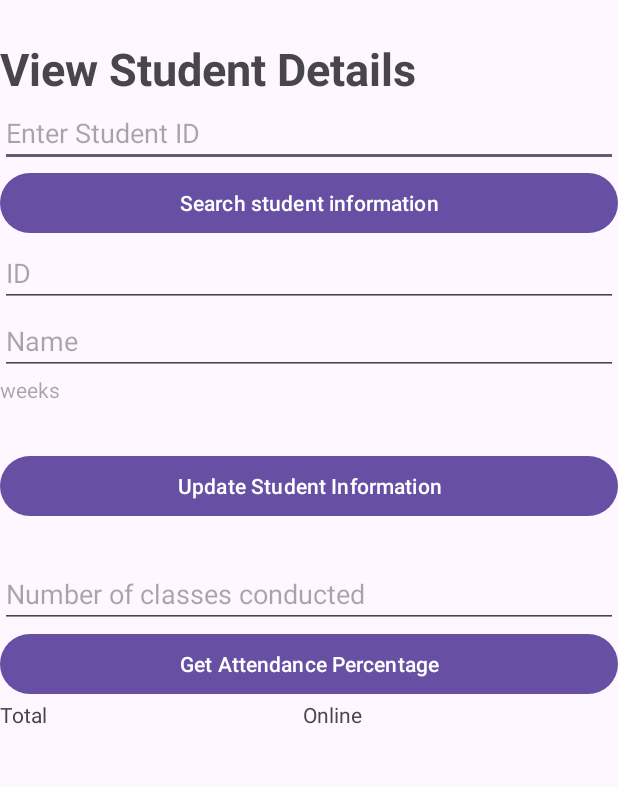
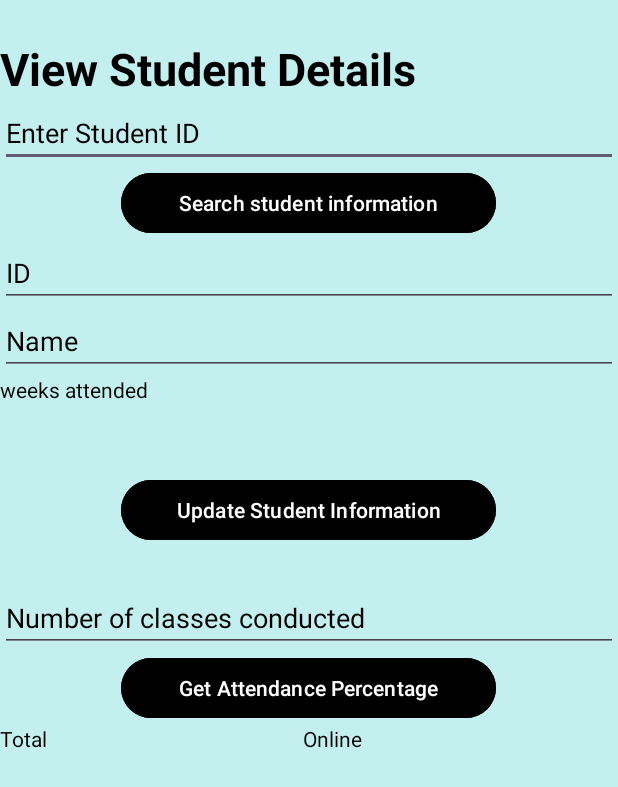
Before and after one commit to das361h/QrAttendance, an Android app: the ViewStudent screen opened directly, with no data from a screen before it, on a phone screen of 412 x 824 dp. Shown: the top 787 px of the screen. Run offline under Robolectric (Android 15) with nearby library versions, the phone set to English and light mode, and no system bars.

Commit message:
updated colour and font

```diff
--- a/app/src/main/res/layout/activity_view_student.xml
+++ b/app/src/main/res/layout/activity_view_student.xml
@@ -6,6 +6,8 @@
     android:layout_width="match_parent"
     android:layout_height="match_parent"
     android:orientation="vertical"
+    android:background="#C3EFEF"
+    android:gravity="center_horizontal"
     tools:context=".ViewStudent">
 
     <Space
@@ -18,6 +20,7 @@
         android:layout_height="wrap_content"
         android:textSize="30sp"
         android:textStyle="bold"
+        android:textColor="#000000"
         android:text="View Student Details" />
 
     <EditText
@@ -26,12 +29,15 @@
         android:layout_height="wrap_content"
         android:ems="10"
         android:inputType="text"
+        android:textColorHint="#000000"
         android:hint="Enter Student ID" />
 
     <Button
         android:id="@+id/ssi"
-        android:layout_width="match_parent"
+        android:layout_width="250dp"
         android:layout_height="wrap_content"
+        android:backgroundTint="#000000"
+        android:textColor="#FFFFFF"
         android:text="Search student information" />
 
     <EditText
@@ -39,6 +45,7 @@
         android:layout_width="match_parent"
         android:layout_height="wrap_content"
         android:ems="10"
+        android:textColorHint="#000000"
         android:inputType="text"
         android:hint="ID" />
 
@@ -47,19 +54,24 @@
         android:layout_width="match_parent"
         android:layout_height="wrap_content"
         android:ems="10"
+        android:textColorHint="#000000"
         android:inputType="text"
         android:hint="Name" />
 
     <TextView
         android:id="@+id/weekAttended"
         android:layout_width="match_parent"
-        android:layout_height="50dp"
-        android:hint="weeks" />
+        android:layout_height="66dp"
+        android:textColor="#000000"
+        android:textColorHint="#000000"
+        android:hint="weeks attended" />
 
     <Button
         android:id="@+id/ui"
-        android:layout_width="match_parent"
+        android:layout_width="250dp"
         android:layout_height="wrap_content"
+        android:backgroundTint="#000000"
+        android:textColor="#FFFFFF"
         android:text="Update Student Information" />
 
     <Space
@@ -71,13 +83,16 @@
         android:layout_width="match_parent"
         android:layout_height="wrap_content"
         android:ems="10"
+        android:textColorHint="#000000"
         android:inputType="text"
         android:hint="Number of classes conducted" />
 
     <Button
         android:id="@+id/gp"
-        android:layout_width="match_parent"
+        android:layout_width="250dp"
         android:layout_height="wrap_content"
+        android:backgroundTint="#000000"
+        android:textColor="#FFFFFF"
         android:text="Get Attendance Percentage" />
 
     <LinearLayout
@@ -90,6 +105,7 @@
             android:layout_width="wrap_content"
             android:layout_height="40dp"
             android:layout_weight="1"
+            android:textColor="#000000"
             android:text="Total" />
 
         <TextView
@@ -97,6 +113,7 @@
             android:layout_width="wrap_content"
             android:layout_height="40dp"
             android:layout_weight="1"
+            android:textColor="#000000"
             android:text="Online" />
     </LinearLayout>
 </LinearLayout>
```
Also changed, not shown: app/src/main/res/layout/activity_main.xml (+10 -0 lines), app/src/main/res/layout/activity_take_attendance.xml (+11 -0 lines), app/src/main/res/layout/activity_teacher_auth.xml (+23 -5 lines), app/src/main/res/layout/activity_teacher_portal.xml (+5 -8 lines), app/src/main/res/layout/activity_view_weekly.xml (+16 -4 lines).
